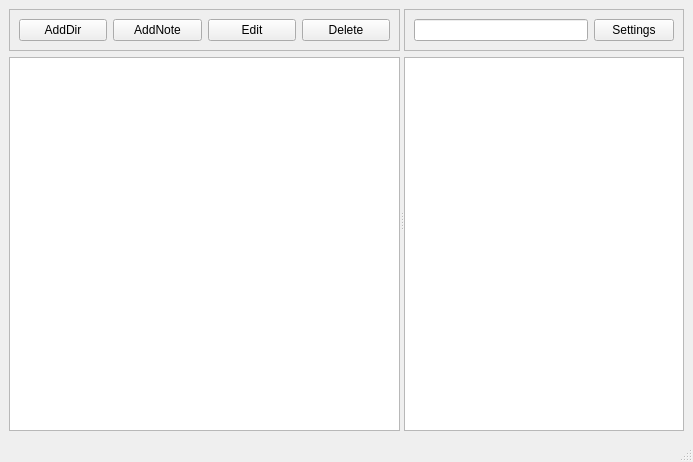
This is mainwindow.ui in horvathzoltan/note1 as Qt 5 draws it before an edit. The edited form follows.
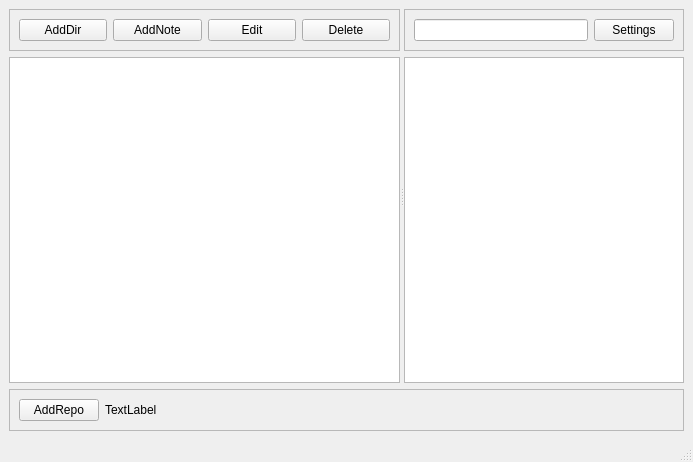
This is the edited form.

Diff of the .ui file:
```diff
--- a/mainwindow.ui
+++ b/mainwindow.ui
@@ -145,6 +145,44 @@
       </widget>
      </widget>
     </item>
+    <item row="1" column="0">
+     <widget class="QFrame" name="frame_3">
+      <property name="sizePolicy">
+       <sizepolicy hsizetype="Preferred" vsizetype="Fixed">
+        <horstretch>0</horstretch>
+        <verstretch>0</verstretch>
+       </sizepolicy>
+      </property>
+      <property name="frameShape">
+       <enum>QFrame::StyledPanel</enum>
+      </property>
+      <property name="frameShadow">
+       <enum>QFrame::Raised</enum>
+      </property>
+      <layout class="QHBoxLayout" name="horizontalLayout_2">
+       <item>
+        <widget class="QPushButton" name="addRepoButton">
+         <property name="text">
+          <string>AddRepo</string>
+         </property>
+        </widget>
+       </item>
+       <item>
+        <widget class="QLabel" name="repolabel">
+         <property name="sizePolicy">
+          <sizepolicy hsizetype="Expanding" vsizetype="Preferred">
+           <horstretch>0</horstretch>
+           <verstretch>0</verstretch>
+          </sizepolicy>
+         </property>
+         <property name="text">
+          <string>TextLabel</string>
+         </property>
+        </widget>
+       </item>
+      </layout>
+     </widget>
+    </item>
    </layout>
   </widget>
   <widget class="QStatusBar" name="statusbar"/>
```
